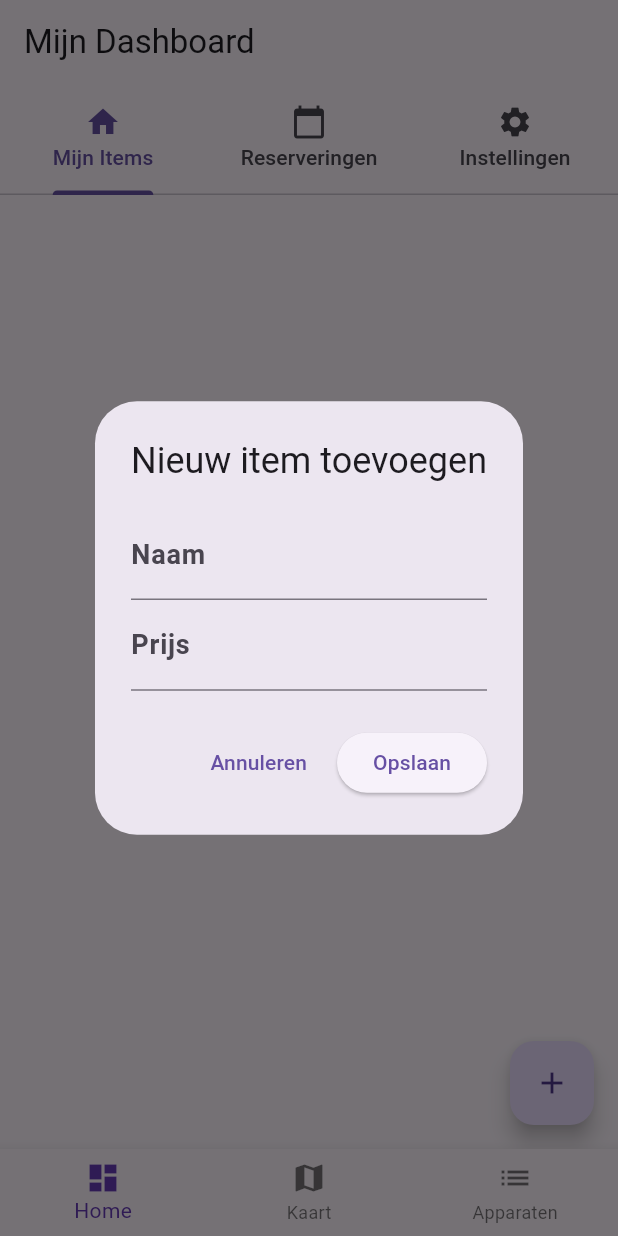
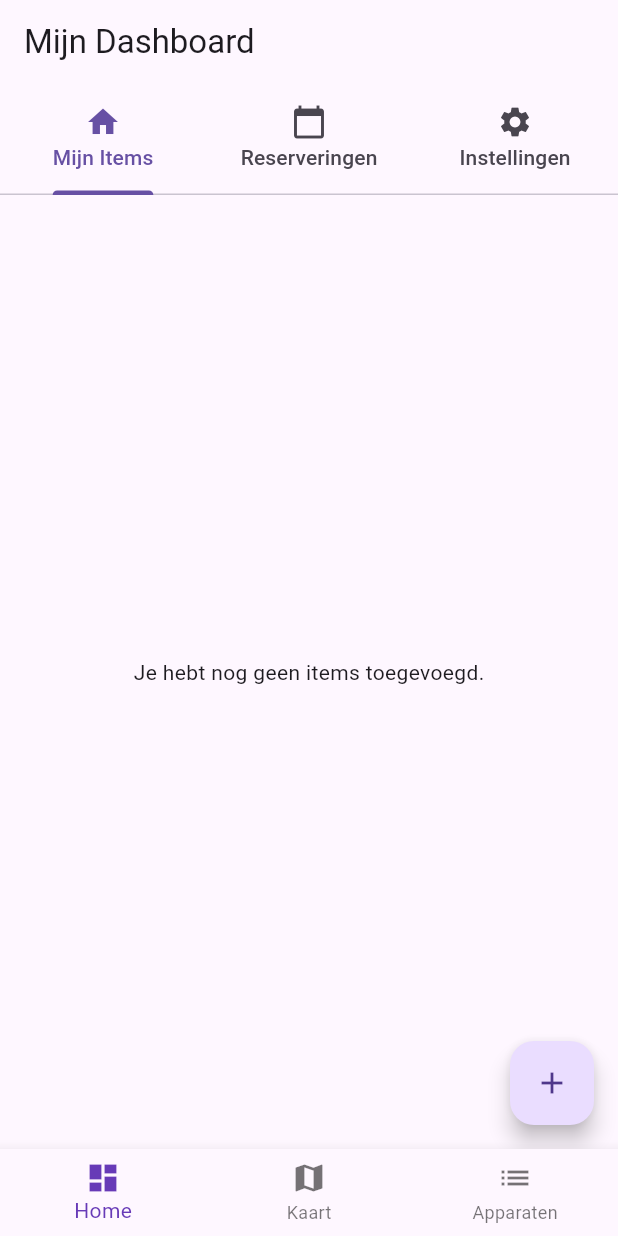
Before and after one commit to sofiane-atari/VerhuurProject, a Flutter app: the screen it shows once a user with an empty profile is signed in, after a tap on the "add" icon, on a phone screen of 412 x 824 dp. Run offline on Flutter 3.47's test engine with Material 3 defaults, Android fonts, the light colour scheme and no system bars; our stand-ins replace cloud_firestore, firebase_auth, firebase_core, flutter_map, latlong2; accounts and stored records are empty.

Commit message:
items laden

```diff
--- a/lib/Model/Appliance_model.dart
+++ b/lib/Model/Appliance_model.dart
@@ -1,3 +1,5 @@
+import 'package:cloud_firestore/cloud_firestore.dart';
+
 class ApplianceModel {
   final String id;
   final String naam;
@@ -5,9 +7,10 @@ class ApplianceModel {
   final double prijs;
   final String eenheid;
   final bool isBeschikbaar;
-  final String locatie;
+  final GeoPoint locatie;
   final List<String> genre;
   final String staat;
+  final String eigenaarId;
 
   ApplianceModel({
     required this.id,
@@ -19,5 +22,6 @@ class ApplianceModel {
     required this.locatie,
     required this.genre,
     required this.staat,
+    required this.eigenaarId,
   });
 }
--- a/lib/main.dart
+++ b/lib/main.dart
@@ -21,7 +21,6 @@ class MyApp extends StatefulWidget {
 class _MyAppState extends State<MyApp> {
   bool isLoggedIn = false;
   User? _user;
-
   @override
   void initState() {
     super.initState();
@@ -112,7 +111,7 @@ class _MyAppState extends State<MyApp> {
       ),
       home:
           isLoggedIn
-              ? const HomePage()
+              ? HomePage(user: _user) // Geef de gebruiker mee
               : LoginScreen(
                 onLogin: (email, password) => _handleSignIn(email, password),
               ),
--- a/lib/widgets/dashboard.dart
+++ b/lib/widgets/dashboard.dart
@@ -1,14 +1,12 @@
+import 'package:cloud_firestore/cloud_firestore.dart';
 import 'package:firebase_auth/firebase_auth.dart';
 import 'package:flutter/material.dart';
 import 'package:flutter_verhuur_project/Model/Appliance_model.dart';
-import 'package:flutter_verhuur_project/widgets/map_screen.dart';
-import 'package:flutter_verhuur_project/widgets/list.dart';
-
-import 'package:flutter/material.dart';
-import 'package:cloud_firestore/cloud_firestore.dart';
 
 class Dashboard extends StatefulWidget {
-  const Dashboard({super.key});
+  final User? user;
+
+  const Dashboard({Key? key, this.user}) : super(key: key);
 
   @override
   State<Dashboard> createState() => _DashboardState();
@@ -18,14 +16,14 @@ class _DashboardState extends State<Dashboard>
     with SingleTickerProviderStateMixin {
   late TabController _tabController;
   final FirebaseFirestore _firestore = FirebaseFirestore.instance;
-  String? _currentUserId; // Moet ingevuld worden via je auth systeem
+  String? _currentUserId;
 
   @override
   void initState() {
     super.initState();
     _tabController = TabController(length: 3, vsync: this);
-    // Haal huidige gebruiker ID op (moet je invullen via je auth)
-    _currentUserId = FirebaseAuth.instance.currentUser?.uid;
+    // Gebruik de user parameter van de widget
+    _currentUserId = widget.user?.uid;
   }
 
   @override
@@ -44,7 +42,11 @@ class _DashboardState extends State<Dashboard>
       ),
       body: TabBarView(
         controller: _tabController,
-        children: [_buildMyItems(), _buildReservations(), _buildSettings()],
+        children: [
+          _buildMyItems(), // Deze functie haalt nu de items van de gebruiker op
+          _buildReservations(),
+          _buildSettings(),
+        ],
       ),
       floatingActionButton: FloatingActionButton(
         onPressed: () => _showAddItemDialog(),
@@ -54,67 +56,70 @@ class _DashboardState extends State<Dashboard>
   }
 
   Widget _buildMyItems() {
-    if (_currentUserId == null)
-      return const Center(child: CircularProgressIndicator());
+    // Controleer of de gebruiker is ingelogd
+    if (_currentUserId == null) {
+      return const Center(
+        child: Text('Je moet ingelogd zijn om je items te zien.'),
+      );
+    }
 
+    // Stream om de apparaten van de huidige gebruiker op te halen
     return StreamBuilder<QuerySnapshot>(
       stream:
           _firestore
-              .collection('appliances')
-              .where('eigenaarId', isEqualTo: _currentUserId)
+              .collection(
+                'apparaten',
+              ) // Zorg ervoor dat dit de juiste collectienaam is
+              .where(
+                'eigenaarId',
+                isEqualTo: _currentUserId,
+              ) // Filter op eigenaarId
               .snapshots(),
       builder: (context, snapshot) {
         if (snapshot.hasError) {
-          return Center(child: Text('Error: ${snapshot.error}'));
+          return Center(
+            child: Text('Er is een fout opgetreden: ${snapshot.error}'),
+          );
         }
 
         if (snapshot.connectionState == ConnectionState.waiting) {
           return const Center(child: CircularProgressIndicator());
         }
 
-        final items =
+        if (!snapshot.hasData || snapshot.data!.docs.isEmpty) {
+          return const Center(
+            child: Text('Je hebt nog geen items toegevoegd.'),
+          );
+        }
+
+        // Map de documenten naar ApplianceModel objecten
+        List<ApplianceModel> items =
             snapshot.data!.docs.map((doc) {
+              Map<String, dynamic> data = doc.data() as Map<String, dynamic>;
               return ApplianceModel(
                 id: doc.id,
-                naam: doc['Naam'],
-                afbeelding: doc['afbeelding'],
-                prijs: doc['prijs'],
-                eenheid: doc['eenheid'],
-                isBeschikbaar: doc['isBeschikbaar'],
-                locatie: doc['locatie'],
-                genre: List<String>.from(doc['genre']),
-                staat: doc['staat'],
+                naam: data['Naam'] ?? '',
+                afbeelding: data['afbeelding'] ?? '',
+                prijs:
+                    data['prijs']?.toDouble() ??
+                    0.0, // Zorg voor het juiste type
+                eenheid: data['eenheid'] ?? '',
+                isBeschikbaar: data['isBeschikbaar'] ?? false,
+                locatie: data['locatie'] ?? '',
+                genre: List<String>.from(data['genre'] ?? []),
+                staat: data['staat'] ?? '',
+                eigenaarId: data['eigenaarId'] ?? '',
               );
             }).toList();
 
-        if (items.isEmpty) {
-          return Center(
-            child: Column(
-              mainAxisAlignment: MainAxisAlignment.center,
-              children: [
-                const Text('Nog geen items toegevoegd'),
-                const SizedBox(height: 16),
-                ElevatedButton(
-                  onPressed: _showAddItemDialog,
-                  child: const Text('Voeg je eerste item toe'),
-                ),
-              ],
-            ),
-          );
-        }
-
-        return GridView.builder(
-          padding: const EdgeInsets.all(8),
-          gridDelegate: const SliverGridDelegateWithFixedCrossAxisCount(
-            crossAxisCount: 2,
-            crossAxisSpacing: 8,
-            mainAxisSpacing: 8,
-            childAspectRatio: 0.8,
-          ),
+        // Gebruik een ListView.builder of GridView.builder om de items weer te geven
+        return ListView.builder(
           itemCount: items.length,
           itemBuilder: (context, index) {
             final item = items[index];
-            return _buildItemCard(item);
+            return _buildItemCard(
+              item,
+            ); // Functie om een kaart voor elk item te bouwen
           },
         );
       },
@@ -123,125 +128,23 @@ class _DashboardState extends State<Dashboard>
 
   Widget _buildItemCard(ApplianceModel item) {
     return Card(
-      clipBehavior: Clip.antiAlias,
-      shape: RoundedRectangleBorder(borderRadius: BorderRadius.circular(10)),
-      child: Column(
-        crossAxisAlignment: CrossAxisAlignment.start,
-        children: [
-          Expanded(
-            child:
-                item.afbeelding.isNotEmpty
-                    ? Image.network(
-                      item.afbeelding,
-                      fit: BoxFit.cover,
-                      width: double.infinity,
-                    )
-                    : Container(
-                      color: Colors.grey[200],
-                      child: const Center(child: Icon(Icons.photo, size: 50)),
-                    ), // Dit haakje was vergeten
-          ),
-          Padding(
-            padding: const EdgeInsets.all(8.0),
-            child: Column(
-              crossAxisAlignment: CrossAxisAlignment.start,
-              children: [
-                Text(
-                  item.naam,
-                  style: const TextStyle(
-                    fontWeight: FontWeight.bold,
-                    fontSize: 16,
-                  ),
-                  maxLines: 1,
-                  overflow: TextOverflow.ellipsis,
-                ),
-                const SizedBox(height: 4),
-                Text(
-                  '€${item.prijs}/${item.eenheid}',
-                  style: const TextStyle(color: Colors.deepPurple),
-                ),
-                const SizedBox(height: 4),
-                Wrap(
-                  spacing: 4,
-                  children:
-                      item.genre
-                          .map(
-                            (category) => Chip(
-                              label: Text(category),
-                              labelStyle: const TextStyle(fontSize: 10),
-                            ),
-                          )
-                          .toList(),
-                ),
-                const SizedBox(height: 4),
-                Row(
-                  children: [
-                    Icon(
-                      item.isBeschikbaar
-                          ? Icons.check_circle
-                          : Icons.remove_circle,
-                      color: item.isBeschikbaar ? Colors.green : Colors.red,
-                      size: 16,
-                    ),
-                    const SizedBox(width: 4),
-                    Text(
-                      item.isBeschikbaar ? 'Beschikbaar' : 'Niet beschikbaar',
-                    ),
-                  ],
-                ),
-              ],
-            ),
-          ),
-        ],
+      // ... (kaart styling en weergave van item details)
+      child: Padding(
+        padding: const EdgeInsets.all(8.0),
+        child: Text(item.naam),
       ),
     );
   }
 
+  void _showAddItemDialog() {
+    // ... (dialoogvenster om een nieuw item toe te voegen)
+  }
+
   Widget _buildReservations() {
-    // TODO
     return const Center(child: Text('Reserveringen komen hier'));
   }
 
   Widget _buildSettings() {
-    // TODO
     return const Center(child: Text('Instellingen komen hier'));
   }
-
-  void _showAddItemDialog() {
-    showDialog(
-      context: context,
-      builder:
-          (context) => AlertDialog(
-            title: const Text('Nieuw item toevoegen'),
-            content: SingleChildScrollView(
-              child: Column(
-                mainAxisSize: MainAxisSize.min,
-                children: [
-                  const TextField(
-                    decoration: InputDecoration(labelText: 'Naam'),
-                  ),
-                  const TextField(
-                    decoration: InputDecoration(labelText: 'Prijs'),
-                    keyboardType: TextInputType.number,
-                  ),
-                  // Voeg meer velden toe volgens je Firestore structuur
-                ],
-              ),
-            ),
-            actions: [
-              TextButton(
-                onPressed: () => Navigator.pop(context),
-                child: const Text('Annuleren'),
-              ),
-              ElevatedButton(
-                onPressed: () {
-                  // Implementeer opslaan naar Firestore
-                  Navigator.pop(context);
-                },
-                child: const Text('Opslaan'),
-              ),
-            ],
-          ),
-    );
-  }
 }
--- a/lib/widgets/homePage.dart
+++ b/lib/widgets/homePage.dart
@@ -1,10 +1,13 @@
+import 'package:firebase_auth/firebase_auth.dart';
 import 'package:flutter/material.dart';
 import 'package:flutter_verhuur_project/widgets/dashboard.dart';
 import 'package:flutter_verhuur_project/widgets/map_screen.dart';
 import 'package:flutter_verhuur_project/widgets/list.dart';
 
 class HomePage extends StatefulWidget {
-  const HomePage({super.key});
+  final User? user;
+
+  const HomePage({super.key, this.user});
 
   @override
   State<HomePage> createState() => _HomePageState();
@@ -12,12 +15,19 @@ class HomePage extends StatefulWidget {
 
 class _HomePageState extends State<HomePage> {
   int _selectedIndex = 0;
+  User? _user; // Declare _user as nullable
+  late List<Widget> _pages;
 
-  static final List<Widget> _pages = <Widget>[
-    const Dashboard(),
-    MapScreen(),
-    ListViewScreen(),
-  ];
+  @override
+  void initState() {
+    super.initState();
+    _user = widget.user; // Initialize _user here
+    _pages = [
+      Dashboard(user: _user), // Pass the user here
+      const MapScreen(),
+      ListViewScreen(),
+    ];
+  }
 
   void _onItemTapped(int index) {
     setState(() {
```
